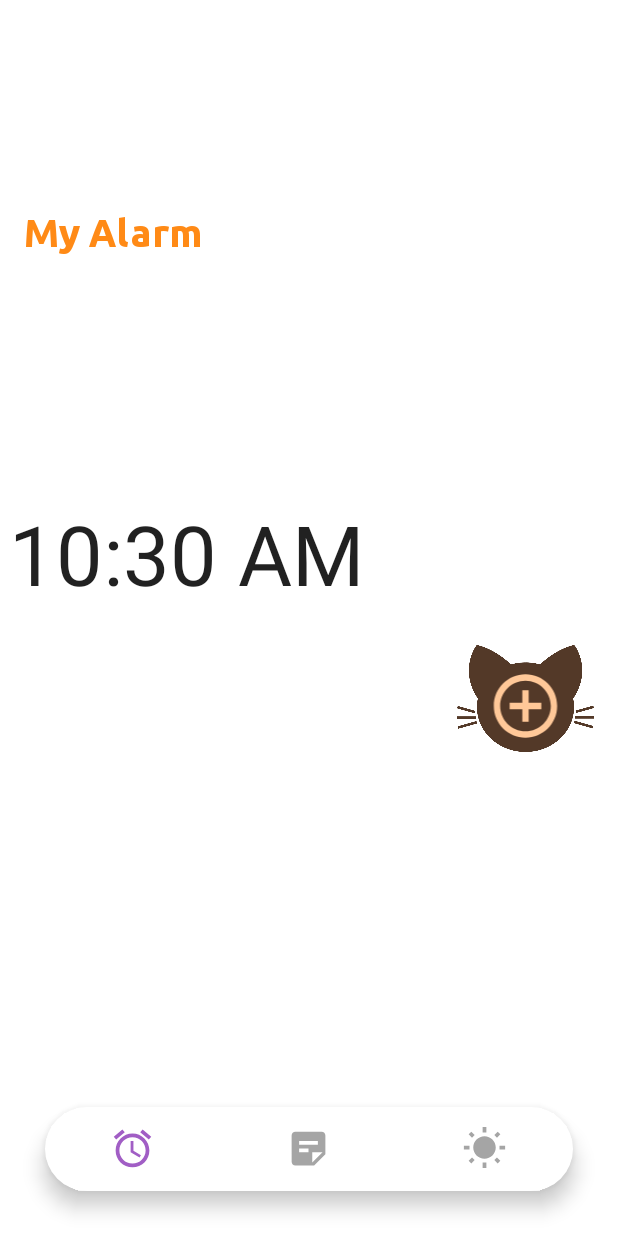
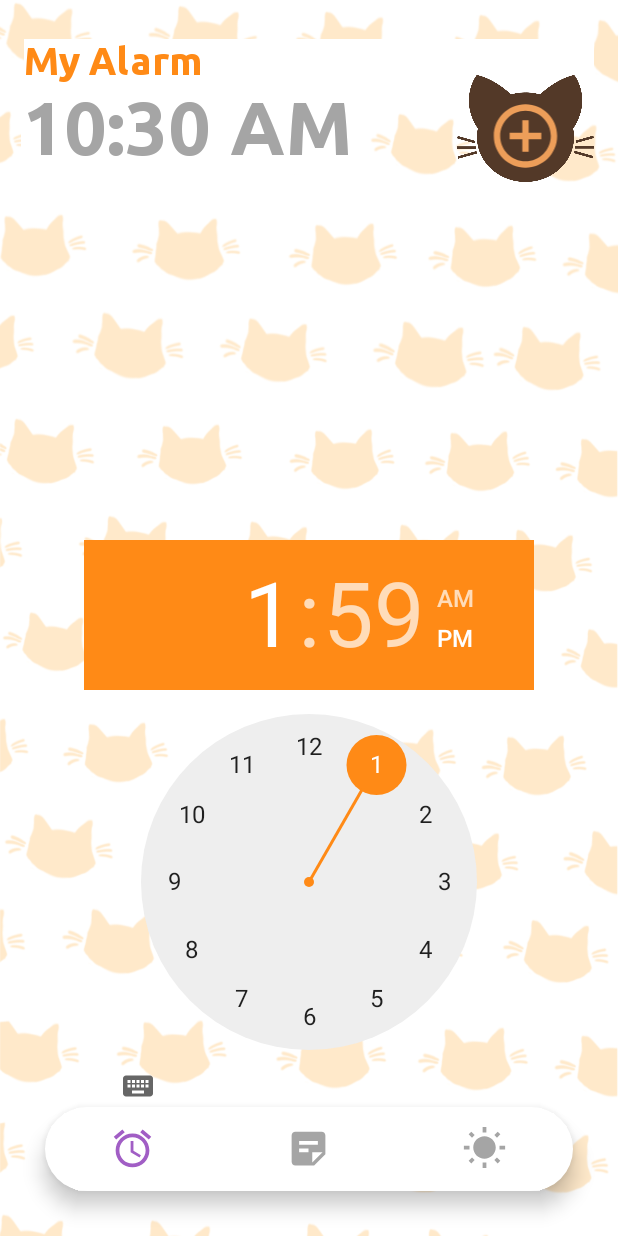
Before and after one commit to utkasigns/Felix_alarm, an Android app: the screen it shows after launch (AlarmActivity), on a phone screen of 412 x 824 dp. Run offline under Robolectric (Android 15) with nearby library versions, the light colour scheme and no system bars; our stand-ins replace sdp/ssp sizes.

Commit message:
demo alarm

```diff
--- a/app/src/main/java/com/example/felixalarm/activities/AlarmActivity.java
+++ b/app/src/main/java/com/example/felixalarm/activities/AlarmActivity.java
@@ -17,6 +17,7 @@ import android.view.View;
 import android.widget.ImageView;
 import android.widget.TextClock;
 import android.widget.TextView;
+import android.widget.TimePicker;
 
 import com.example.felixalarm.R;
 import com.example.felixalarm.adapters.AlarmsAdapter;
@@ -50,7 +51,7 @@ public class AlarmActivity extends AppCompatActivity  {
     TextClock currentTime;
     boolean isOpened;
 
-    NotesActivity notesActivity;
+    TimePicker alarmTime;
 
     @Override
     protected void onCreate(Bundle savedInstanceState) {
@@ -59,6 +60,7 @@ public class AlarmActivity extends AppCompatActivity  {
 
         alarmList=AlarmListApplication.getAlarmList();
         currentTime = findViewById(R.id.textClock);
+        alarmTime = findViewById(R.id.timePicker);
 
         Intent intent = getIntent();
         String descriptionT = intent.getStringExtra("description");
@@ -81,36 +83,33 @@ public class AlarmActivity extends AppCompatActivity  {
 
                 }
 
-
-
             }
         },0,1000);
 
         TextView textMyNotes = findViewById(R.id.textMyNotes);
-        textMyNotes.setOnClickListener(new View.OnClickListener() {
-            @Override
-            public void onClick(View v) {
-
-                //метод по срабатыванию будильника должен быть!
-                isOpened = true;
-
-//                notesActivity.checkNotes(isOpened);
+//        textMyNotes.setOnClickListener(new View.OnClickListener() {
+//            @Override
+//            public void onClick(View v) {
 //
-//                Intent i2 = new Intent(getApplicationContext(), NotesActivity.class);
-//                i2.putExtra("flag", isOpened);
-//                startActivity(i2);
-
-                Intent intent1 = new Intent(getApplicationContext(), AlarmOnActivity.class);
-                intent1.putExtra("description", descriptionT);
-                intent1.putExtra("theme", isThemeChanged);
-
-                startActivity(intent1);
-
-            }
-        });
+//                //метод по срабатыванию будильника должен быть!
+//                isOpened = true;
+//
+////                notesActivity.checkNotes(isOpened);
+////
+////                Intent i2 = new Intent(getApplicationContext(), NotesActivity.class);
+////                i2.putExtra("flag", isOpened);
+////                startActivity(i2);
+//
+//                Intent intent1 = new Intent(getApplicationContext(), AlarmOnActivity.class);
+//                intent1.putExtra("description", descriptionT);
+//                intent1.putExtra("theme", isThemeChanged);
+//
+//                startActivity(intent1);
+//
+//            }
+//        });
 
 
-        currentTime = findViewById(R.id.textClock);
 //        String currentTimeT = currentTime + " дп";
 //
 //        Timer t = new Timer();
@@ -144,15 +143,15 @@ public class AlarmActivity extends AppCompatActivity  {
 
 
 
-
-        alarmRecyclerView = findViewById(R.id.alarmRecycleView);
-        alarmRecyclerView.setHasFixedSize(true);
-
-        alarmManager= new LinearLayoutManager(this);
-        alarmRecyclerView.setLayoutManager(alarmManager);
-
-        alarmsAdapter=new AlarmsAdapter(alarmList,AlarmActivity.this);
-        alarmRecyclerView.setAdapter(alarmsAdapter);
+//
+//        alarmRecyclerView = findViewById(R.id.alarmRecycleView);
+//        alarmRecyclerView.setHasFixedSize(true);
+//
+//        alarmManager= new LinearLayoutManager(this);
+//        alarmRecyclerView.setLayoutManager(alarmManager);
+//
+//        alarmsAdapter=new AlarmsAdapter(alarmList,AlarmActivity.this);
+//        alarmRecyclerView.setAdapter(alarmsAdapter);
 
 
         BottomNavigationView bottomNavigationView = findViewById(R.id.bottom_navigation);
@@ -183,13 +182,22 @@ public class AlarmActivity extends AppCompatActivity  {
     }
 
 
-        public String AlarmTime() {
+    public String AlarmTime() {
 
-        Intent intent = getIntent();
-        String alarmTime =  intent.getStringExtra("time");
+        Integer alarmHours = alarmTime.getCurrentHour();
+        Integer alarmMinutes = alarmTime.getCurrentMinute();
 
+        String stringAlarmTime;
 
-        return alarmTime;
+        if (alarmHours>12) {
+            alarmHours = alarmHours - 12;
+            stringAlarmTime = alarmHours.toString().concat(":").concat(alarmMinutes.toString())
+                    .concat(" PM");
+        } else {
+            stringAlarmTime = alarmHours.toString().concat(":").concat(alarmMinutes.toString())
+                    .concat(" AM");
+        }
+        return stringAlarmTime;
     }
 
 //     private void getAlarms(){
--- a/app/src/main/res/layout/activity_alarm.xml
+++ b/app/src/main/res/layout/activity_alarm.xml
@@ -4,7 +4,7 @@
     xmlns:tools="http://schemas.android.com/tools"
     android:layout_width="match_parent"
     android:layout_height="match_parent"
-    android:background="@color/white"
+    android:background="@drawable/background_create_alarm"
     tools:context=".activities.AlarmActivity">
 
     <TextView
@@ -12,6 +12,7 @@
         android:layout_width="match_parent"
         android:layout_height="wrap_content"
         android:layout_marginStart="16dp"
+        android:layout_marginEnd="16dp"
         android:layout_marginTop="@dimen/_20sdp"
         android:layout_marginBottom="24dp"
         android:background="@color/white"
@@ -52,9 +53,6 @@
         android:layout_width="@dimen/_70sdp"
         android:layout_height="@dimen/_55sdp"
         android:layout_alignTop="@id/textMyAlarm"
-        android:layout_marginTop="83dp"
-        android:layout_marginEnd="16dp"
-        android:layout_marginBottom="40dp"
         android:background="@drawable/kitty_icon"
         android:contentDescription="@string/app_name"
         android:paddingStart="@dimen/_12sdp"
@@ -64,40 +62,35 @@
         android:paddingBottom="@dimen/_4ssp"
         android:scaleType="fitCenter"
         android:src="@drawable/ic_add_outline"
-        app:layout_constraintBottom_toTopOf="@+id/alarmRecycleView"
-        app:layout_constraintEnd_toEndOf="parent"
+        app:layout_constraintEnd_toEndOf="@id/textMyAlarm"
         app:layout_constraintTop_toBottomOf="@+id/textMyAlarm"
+        app:layout_constraintBottom_toBottomOf="@id/textClock"
         app:tint="@color/orangeLight" />
 
     <TextClock
         android:id="@+id/textClock"
         android:layout_width="wrap_content"
         android:layout_height="wrap_content"
-        android:layout_marginStart="16dp"
-        android:layout_marginTop="24dp"
         android:layout_marginEnd="72dp"
-        android:layout_marginBottom="197dp"
         android:text="@string/What_time_is_it"
-        android:textSize="55dp"
-        app:layout_constraintBottom_toTopOf="@+id/alarmRecycleView"
+        android:textSize="50dp"
+        android:fontFamily="@font/ubuntu_bold"
+        android:textColor="@color/gray"
+        android:background="@color/white"
         app:layout_constraintEnd_toStartOf="@+id/imageAddAlarm"
-        app:layout_constraintStart_toStartOf="parent"
+        app:layout_constraintStart_toStartOf="@id/textMyAlarm"
         app:layout_constraintTop_toBottomOf="@+id/textMyAlarm" />
 
-    <androidx.recyclerview.widget.RecyclerView
-        android:id="@+id/alarmRecycleView"
-        android:layout_width="match_parent"
-        android:layout_height="0dp"
-        android:layout_marginStart="@dimen/_2sdp"
-        android:layout_marginEnd="@dimen/_2sdp"
-        android:layout_marginBottom="20dp"
-        android:clipToPadding="false"
-        android:paddingStart="0dp"
-        android:paddingEnd="@dimen/_12sdp"
-        app:layout_constraintBottom_toTopOf="@+id/bottom_navigation"
-        tools:layout_editor_absoluteX="41dp">
+    <TimePicker
+        android:id="@+id/timePicker"
+        android:layout_width="300dp"
+        android:layout_height="wrap_content"
+        android:theme="@style/TimePickerTheme"
+        android:layout_marginBottom="-10dp"
+        app:layout_constraintBottom_toTopOf="@id/bottom_navigation"
+        app:layout_constraintStart_toStartOf="parent"
+        app:layout_constraintEnd_toEndOf="parent" />
 
-    </androidx.recyclerview.widget.RecyclerView>
 
 
 </androidx.constraintlayout.widget.ConstraintLayout>
--- a/app/src/main/res/values/colors.xml
+++ b/app/src/main/res/values/colors.xml
@@ -7,7 +7,7 @@
     <color name="teal_700">#FF018786</color>
     <color name="black">#FF000000</color>
     <color name="orangeWhite">#FFF0D3</color>
-    <color name="orangeLight">#FFC898</color>
+    <color name="orangeLight">#ED9E59</color>
     <color name="orange">#FF8A16</color>
 
     <color name="white">#FFFFFFFF</color>
@@ -27,6 +27,10 @@
 
     <color name="colorDelete">#FF8787</color>
 
+    <color name="mdtp_accent_color">#FF8A16</color>
+    <color name="mdtp_accent_color_dark">#8F4C0A</color>
+    <color name="colorOrangeDark">#8F4C0A</color>
+
 
 
 
--- a/app/src/main/res/values/themes.xml
+++ b/app/src/main/res/values/themes.xml
@@ -13,4 +13,11 @@
         <item name="android:statusBarColor" tools:targetApi="l">@null</item>
         <!-- Customize your theme here. -->
     </style>
+
+    <style name="TimePickerTheme" parent="Theme.AppCompat.Light.Dialog">
+        <item name="colorAccent">@color/orange</item>
+        <item name="colorPrimaryDark">@color/orangeLight</item>
+        <item name="colorPrimary">@color/colorOrangeDark</item>
+    </style>
+
 </resources>
```
Also changed, not shown: app/src/main/java/com/example/felixalarm/activities/AlarmOnActivity.java (+6 -3 lines), app/src/main/res/layout/activity_alarm_on.xml (+22 -10 lines).
